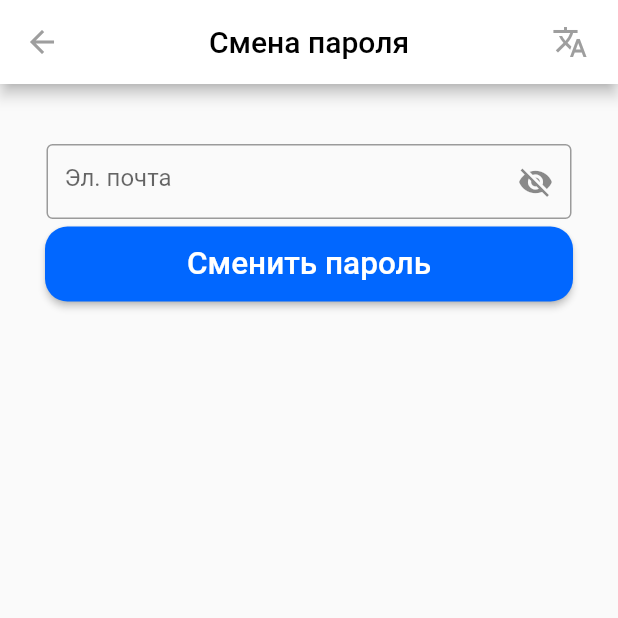
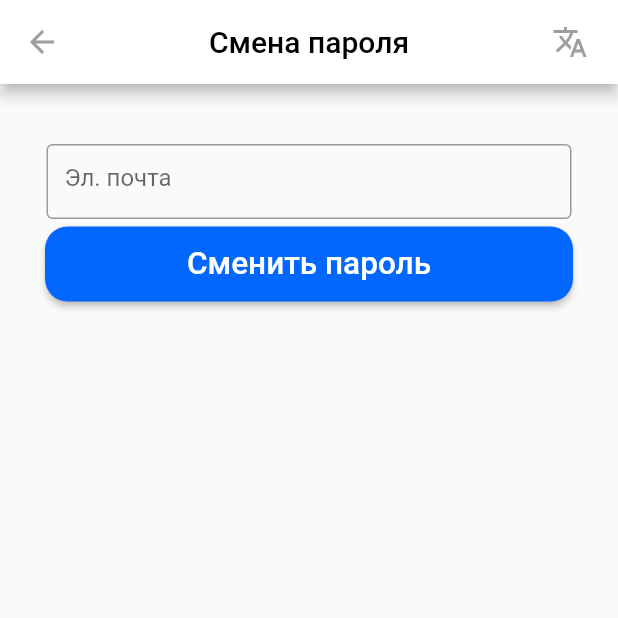
Before and after one commit to Nekori228/EmTest, a Flutter app: the ForgotPassword screen opened by its route, on a phone screen of 412 x 824 dp, the top half of it. Run offline on Flutter 3.47's test engine with Material 2 defaults, Android fonts, the phone set to English and light mode, and no system bars; our stand-ins replace cloud_firestore, dropdown_button2, easy_localization, email_validator, firebase_auth, firebase_core and 6 more; missing offline and left inert: enough_mail, syncfusion_flutter_pdfviewer; accounts and stored records are empty; project files that could hold a hidden picture were left out.

Commit message:
Удаление строки скрытия в почте. Переустановка файла для работы на ios

```diff
--- a/lib/pages/forgotPassword.dart
+++ b/lib/pages/forgotPassword.dart
@@ -55,16 +55,7 @@ class _ForgotPassword extends State<ForgotPassword> {
                     decoration: InputDecoration(
                       border: OutlineInputBorder(),
                       hintText: "Эл. почта",
-                      suffixIcon: GestureDetector(
-                        onTap: () {
-                          setState(() {
-                            _obscureText1 = !_obscureText1;
-                          });
-                        },
-                        child: Icon(_obscureText1 ? Icons.visibility : Icons.visibility_off),
-                      ),
                     ),
-                    obscureText: _obscureText1,
                   ),
                 ),
               ),
```
Also changed, not shown: 1 other file.
